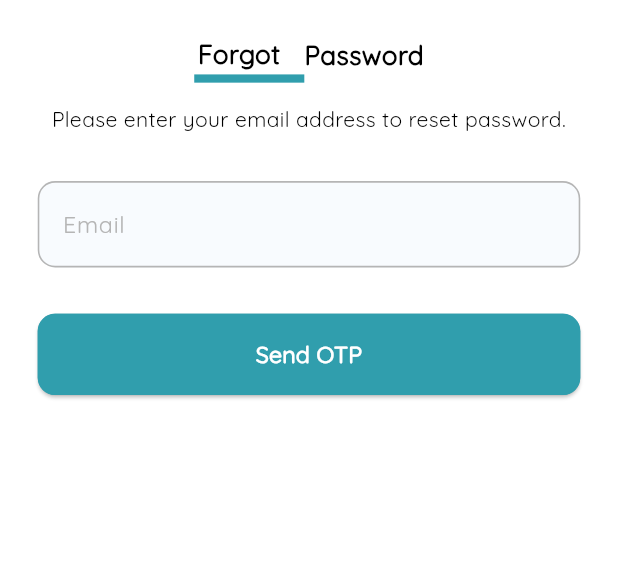
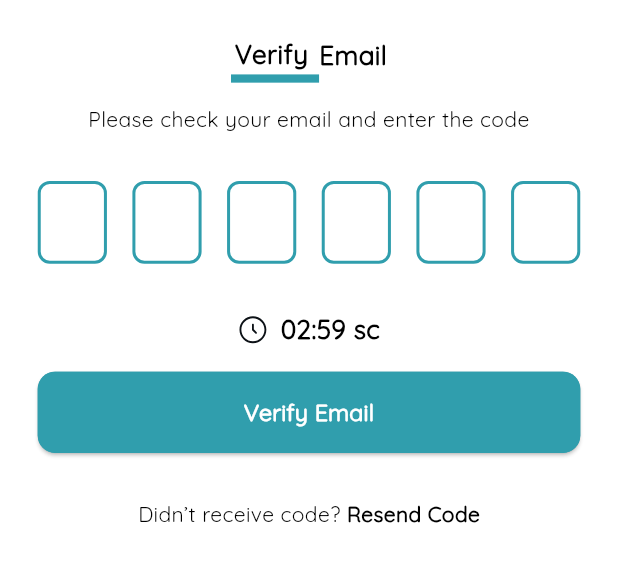
Before and after one commit to sparktechagency/Perfect-Catch-Dating-App, a Flutter app: the ForgotPasswordScreen screen opened by its route, after a tap on "Send OTP", on a phone screen of 412 x 824 dp, the part 398-980 px from its top. Run offline on Flutter 3.47's test engine with Material 3 defaults, Android fonts, the phone set to English and light mode, and no system bars; drawn by our look-alikes of pin_code_fields; our stand-ins replace cached_network_image, flutter_screenutil, flutter_spinkit, flutter_svg, fluttertoast, get and 5 more; missing offline and left inert: dart:ffi, mime_type; accounts and stored records are empty.

Commit message:
Otp Screen Done

```diff
--- a/lib/helpers/route.dart
+++ b/lib/helpers/route.dart
@@ -1,5 +1,6 @@
 import 'package:get/get.dart';
 import '../views/screen/Auth/ForgotPass/forgot_password_screen.dart';
+import '../views/screen/Auth/OtpScreen/otp_screen.dart';
 import '../views/screen/Auth/SignIn/sign_in_screen.dart';
 import '../views/screen/Auth/SignUp/sign_up_screen.dart';
 import '../views/screen/Categories/categories_screen.dart';
@@ -18,6 +19,7 @@ class AppRoutes{
   static String signInScreen="/sign_in_screen";
   static String signUpScreen="/sign_up_screen";
   static String forgotPasswordScreen="/forgot_password_screen";
+  static String otpScreen="/otp_screen";
   static String homeScreen="/home_screen";
   static String profileScreen="/profile_screen";
   static String categoriesScreen="/categories_screen";
@@ -31,6 +33,7 @@ class AppRoutes{
     GetPage(name:signInScreen, page: ()=> SignInScreen()),
     GetPage(name:signUpScreen, page: ()=> SignUpScreen()),
     GetPage(name:forgotPasswordScreen, page: ()=> ForgotPasswordScreen()),
+    GetPage(name:otpScreen, page: ()=> OtpScreen()),
     GetPage(name:homeScreen, page: ()=>const HomeScreen(),transition:Transition.noTransition),
     GetPage(name:categoriesScreen, page: ()=>const CategoriesScreen(),transition:Transition.noTransition),
     GetPage(name:profileScreen, page: ()=>const ProfileScreen(),transition: Transition.noTransition),
--- a/lib/main.dart
+++ b/lib/main.dart
@@ -62,7 +62,7 @@ class MyApp extends StatelessWidget {
                   ),
                   transitionDuration: const Duration(milliseconds: 500),
                   getPages: AppRoutes.page,
-                  initialRoute: AppRoutes.signUpScreen,
+                  initialRoute: AppRoutes.otpScreen,
                 );
               },
             );
--- a/lib/utils/app_icons.dart
+++ b/lib/utils/app_icons.dart
@@ -18,5 +18,6 @@ class AppIcons{
   static String fbIcon="$baseUrl/fbIcon.svg";
   static String googleIcon="$baseUrl/googleIcon.svg";
   static String appleIcon="$baseUrl/appleIcon.svg";
+  static String clock="$baseUrl/clock.svg";
 
 }
--- a/lib/views/screen/Auth/ForgotPass/forgot_password_screen.dart
+++ b/lib/views/screen/Auth/ForgotPass/forgot_password_screen.dart
@@ -1,6 +1,7 @@
 import 'package:flutter/material.dart';
 import 'package:flutter_screenutil/flutter_screenutil.dart';
 import 'package:get/get.dart';
+import 'package:perfect_catch_dating_app/helpers/route.dart';
 import '../../../../controllers/auth_controller.dart';
 import '../../../../utils/app_colors.dart';
 import '../../../../utils/app_images.dart';
@@ -66,7 +67,9 @@ class ForgotPasswordScreen extends StatelessWidget {
               ),
               SizedBox(height: 32.h),
               //========================> Send OTP Button <==================
-              CustomButton(onTap: () {}, text: AppStrings.sendOTP.tr),
+              CustomButton(onTap: () {
+                Get.toNamed(AppRoutes.otpScreen);
+              }, text: AppStrings.sendOTP.tr),
               SizedBox(height: 32.h),
             ],
           ),
--- /dev/null
+++ b/lib/views/screen/Auth/OtpScreen/otp_screen.dart
@@ -0,0 +1,160 @@
+import 'dart:async';
+import 'package:flutter/material.dart';
+import 'package:flutter_screenutil/flutter_screenutil.dart';
+import 'package:flutter_svg/svg.dart';
+import 'package:get/get.dart';
+import 'package:perfect_catch_dating_app/utils/app_icons.dart';
+import 'package:perfect_catch_dating_app/views/base/custom_pin_code_text_field.dart';
+import '../../../../controllers/auth_controller.dart';
+import '../../../../utils/app_colors.dart';
+import '../../../../utils/app_images.dart';
+import '../../../../utils/app_strings.dart';
+import '../../../base/custom_button.dart';
+import '../../../base/custom_text.dart';
+
+class OtpScreen extends StatefulWidget {
+  const OtpScreen({super.key});
+
+  @override
+  State<OtpScreen> createState() => _OtpScreenState();
+}
+
+class _OtpScreenState extends State<OtpScreen> {
+  final AuthController _authController = Get.put(AuthController());
+  int _start = 180;
+  Timer _timer = Timer(const Duration(seconds: 1), () {});
+
+  startTimer() {
+    print("Start Time$_start");
+    print("Start Time$_timer");
+    _timer = Timer.periodic(Duration(seconds: 1), (timer) {
+      setState(() {
+        if (_start > 0) {
+          _start--;
+        } else {
+          _timer.cancel();
+        }
+      });
+    });
+  }
+
+  String get timerText {
+    int minutes = _start ~/ 60;
+    int seconds = _start % 60;
+    return '${minutes.toString().padLeft(2, '0')}:${seconds.toString().padLeft(2, '0')}';
+  }
+
+  bool isResetPassword = false;
+
+  @override
+  void initState() {
+    super.initState();
+    startTimer();
+    if (Get.arguments != null && Get.arguments['isPassreset'] != null) {
+      getResetPass();
+    }
+  }
+
+  getResetPass() {
+    var isResetPass = Get.arguments['isPassreset'];
+    if (isResetPass) {
+      isResetPassword = isResetPass;
+    }
+  }
+
+  @override
+  void dispose() {
+    _timer.cancel();
+    super.dispose();
+  }
+
+  @override
+  Widget build(BuildContext context) {
+    return Scaffold(
+      body: SingleChildScrollView(
+        child: Padding(
+          padding: EdgeInsets.symmetric(horizontal: 24.w),
+          child: Column(
+            children: [
+              SizedBox(height: 164.h),
+              Center(child: Image.asset(AppImages.appLogo)),
+              SizedBox(height: 24.h),
+              //========================> Verify Email Title <==================
+              Row(
+                mainAxisAlignment: MainAxisAlignment.center,
+                children: [
+                  Column(
+                    crossAxisAlignment: CrossAxisAlignment.start,
+                    mainAxisAlignment: MainAxisAlignment.start,
+                    children: [
+                      CustomText(
+                        text: 'Verify '.tr,
+                        fontSize: 18.sp,
+                        fontWeight: FontWeight.w600,
+                      ),
+                      SizedBox(
+                        width: 56.w,
+                        height: 8.h,
+                        child: Divider(
+                          thickness: 5.5,
+                          color: AppColors.primaryColor,
+                        ),
+                      ),
+                    ],
+                  ),
+                  CustomText(
+                    text: 'Email'.tr,
+                    fontSize: 18.sp,
+                    fontWeight: FontWeight.w600,
+                    bottom: 6.h,
+                  ),
+                ],
+              ),
+              //========================> Verify Email Sub Title <==================
+              SizedBox(height: 14.h),
+              CustomText(text: AppStrings.pleaseEnterCheckEmail.tr, maxLine: 3),
+              //========================> Email Text Field <==================
+              SizedBox(height: 32.h),
+              CustomPinCodeTextField(
+                textEditingController: _authController.otpCtrl,
+              ),
+              SizedBox(height: 16.h),
+              //========================> Timer Field <==================
+              Row(
+                mainAxisAlignment: MainAxisAlignment.center,
+                children: [
+                  SvgPicture.asset(AppIcons.clock),
+                  SizedBox(width: 8.w),
+                  CustomText(
+                    text: '$timerText sc',
+                    fontSize: 18.sp,
+                    fontWeight: FontWeight.w600,
+                  ),
+                ],
+              ),
+              SizedBox(height: 16.h),
+              //========================> Verify Email Button <==================
+              CustomButton(onTap: () {}, text: AppStrings.verifyEmail.tr),
+              SizedBox(height: 32.h),
+              //========================> Didn’t receive code Resend it Button <==================
+              Row(
+                mainAxisAlignment: MainAxisAlignment.center,
+                children: [
+                  CustomText(text: AppStrings.didnotReceiveCode.tr),
+                  SizedBox(width: 4.w),
+                  InkWell(
+                    onTap: () {},
+                    child: CustomText(
+                      text: AppStrings.resendCode.tr,
+                      fontWeight: FontWeight.w600,
+                    ),
+                  ),
+                ],
+              ),
+            ],
+          ),
+        ),
+      ),
+    );
+  }
+}
```
Also changed, not shown: assets/icons/clock.svg (added).
